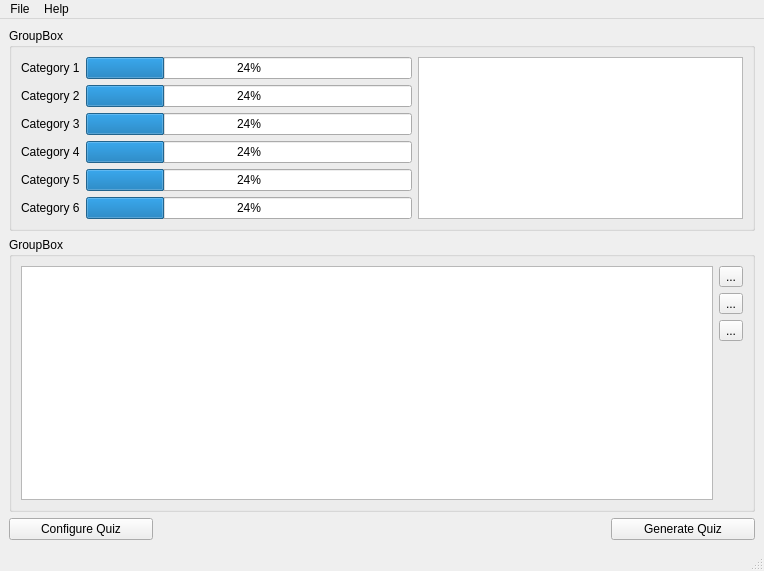
Before: the Qt Designer form QuizCreator/mainwindow.ui in rijun/kaktus-quiz, drawn with Qt 5.
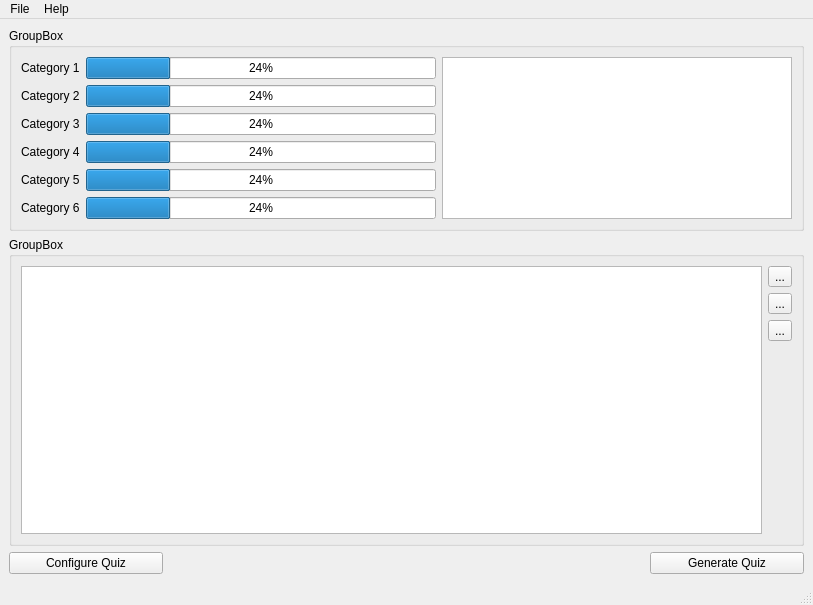
After: the same form once the commit is applied. Icons and pictures are not drawn.

Patch:
```diff
--- a/QuizCreator/mainwindow.ui
+++ b/QuizCreator/mainwindow.ui
@@ -6,8 +6,8 @@
    <rect>
     <x>0</x>
     <y>0</y>
-    <width>764</width>
-    <height>571</height>
+    <width>813</width>
+    <height>605</height>
    </rect>
   </property>
   <property name="windowTitle">
@@ -131,7 +131,17 @@
        <string>GroupBox</string>
       </property>
       <layout class="QGridLayout" name="gridLayout_3">
-       <item row="0" column="1">
+       <item row="3" column="0">
+        <widget class="QTableView" name="questionView">
+         <property name="sortingEnabled">
+          <bool>true</bool>
+         </property>
+         <attribute name="horizontalHeaderStretchLastSection">
+          <bool>true</bool>
+         </attribute>
+        </widget>
+       </item>
+       <item row="3" column="1">
         <layout class="QVBoxLayout" name="toolButtonGroup">
          <item>
           <widget class="QToolButton" name="addButton">
@@ -169,9 +179,6 @@
          </item>
         </layout>
        </item>
-       <item row="0" column="0">
-        <widget class="QTableView" name="questionView"/>
-       </item>
       </layout>
      </widget>
     </item>
@@ -182,7 +189,7 @@
     <rect>
      <x>0</x>
      <y>0</y>
-     <width>764</width>
+     <width>813</width>
      <height>23</height>
     </rect>
    </property>
```
Left out of the diff: 106 changed lines with no effect on the pictures.
